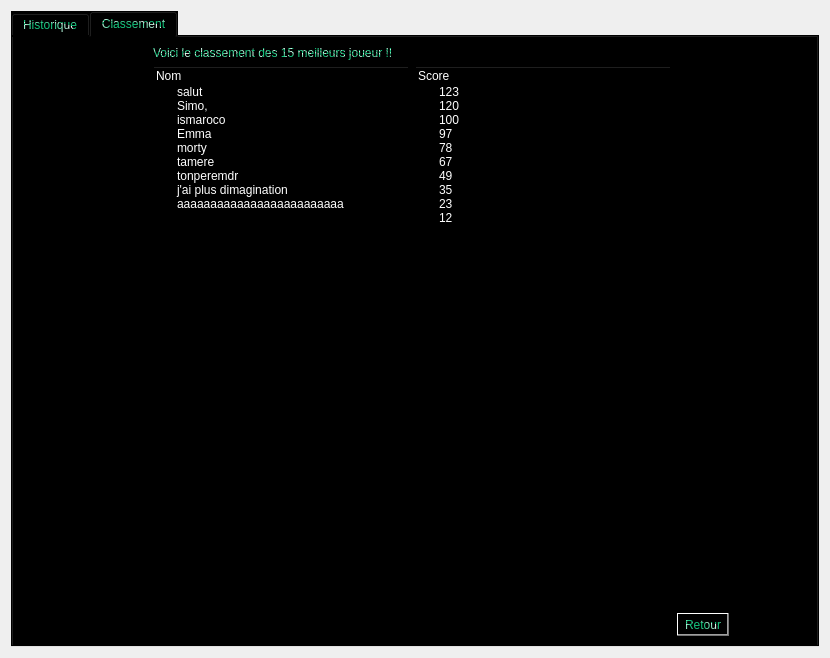
The window that Client/UI/DetailsQt.ui (Minigrim0/LombricABrac) describes before a commit, drawn with Qt 5.
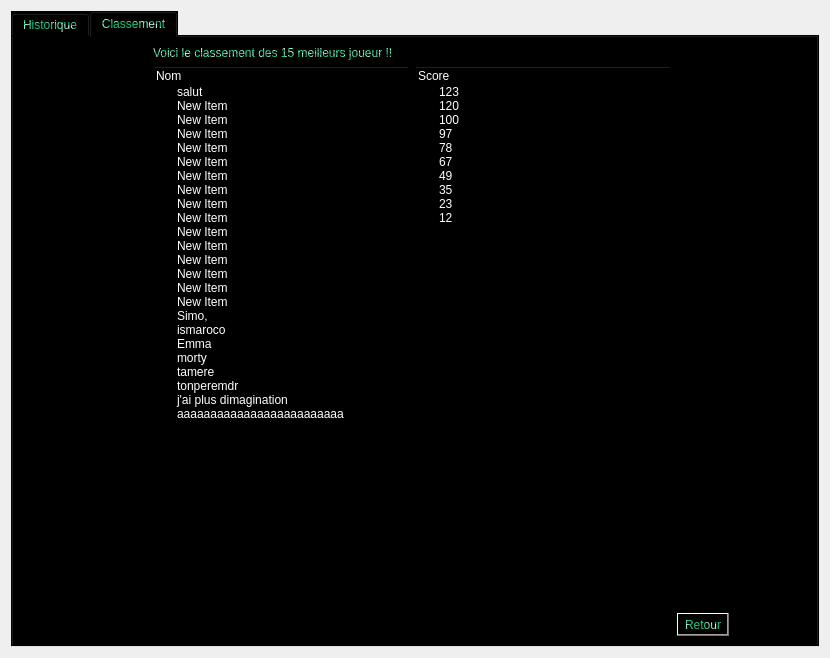
The same window after the commit. Icons and pictures are not drawn.

What changed in the file:
```diff
--- a/Client/UI/DetailsQt.ui
+++ b/Client/UI/DetailsQt.ui
@@ -155,6 +155,81 @@
              <string>salut</string>
             </property>
            </item>
+           <item>
+            <property name="text">
+             <string>New Item</string>
+            </property>
+           </item>
+           <item>
+            <property name="text">
+             <string>New Item</string>
+            </property>
+           </item>
+           <item>
+            <property name="text">
+             <string>New Item</string>
+            </property>
+           </item>
+           <item>
+            <property name="text">
+             <string>New Item</string>
+            </property>
+           </item>
+           <item>
+            <property name="text">
+             <string>New Item</string>
+            </property>
+           </item>
+           <item>
+            <property name="text">
+             <string>New Item</string>
+            </property>
+           </item>
+           <item>
+            <property name="text">
+             <string>New Item</string>
+            </property>
+           </item>
+           <item>
+            <property name="text">
+             <string>New Item</string>
+            </property>
+           </item>
+           <item>
+            <property name="text">
+             <string>New Item</string>
+            </property>
+           </item>
+           <item>
+            <property name="text">
+             <string>New Item</string>
+            </property>
+           </item>
+           <item>
+            <property name="text">
+             <string>New Item</string>
+            </property>
+           </item>
+           <item>
+            <property name="text">
+             <string>New Item</string>
+            </property>
+           </item>
+           <item>
+            <property name="text">
+             <string>New Item</string>
+            </property>
+           </item>
+           <item>
+            <property name="text">
+             <string>New Item</string>
+            </property>
+           </item>
+           <item>
+            <property name="text">
+             <string>New Item</string>
+            </property>
+           </item>
            <item>
             <property name="text">
              <string>Simo,</string>
```
